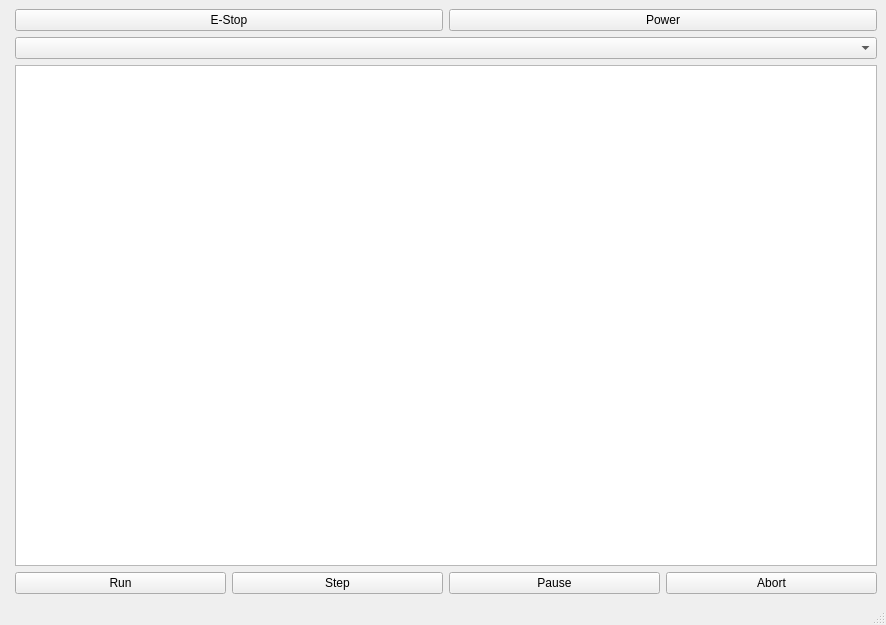
First picture: the form in src/cnm3a/ui/mainwindow.ui, repository controlnumerico/cnm3a, before the edit.
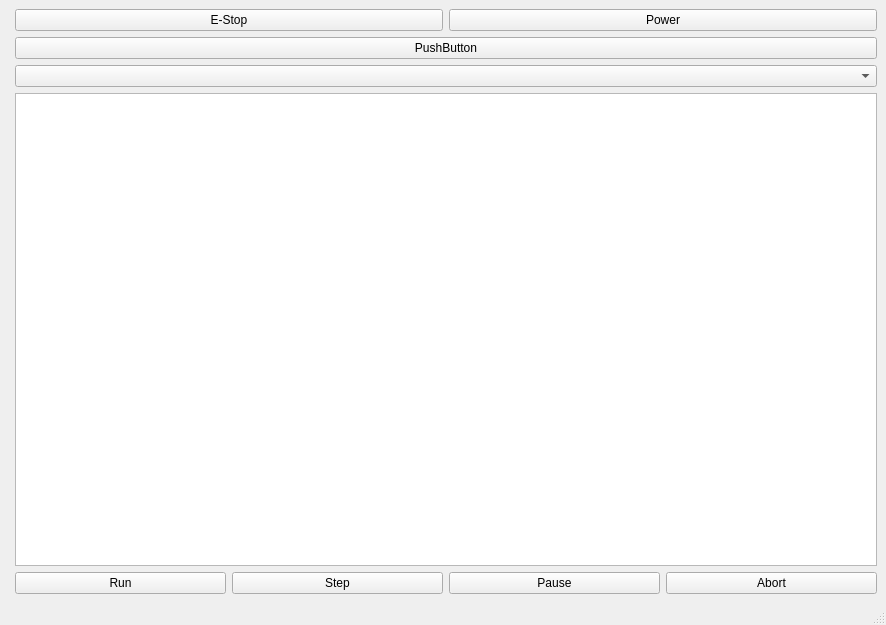
Second picture: the form after the edit. Custom widgets are drawn as their Qt base class.

Patch:
```diff
--- a/src/cnm3a/ui/mainwindow.ui
+++ b/src/cnm3a/ui/mainwindow.ui
@@ -52,6 +52,13 @@
           </item>
          </layout>
         </item>
+        <item>
+         <widget class="QPushButton" name="pushButton">
+          <property name="text">
+           <string>PushButton</string>
+          </property>
+         </widget>
+        </item>
         <item>
          <widget class="RecentFileComboBox" name="recentfilecombobox"/>
         </item>
```
